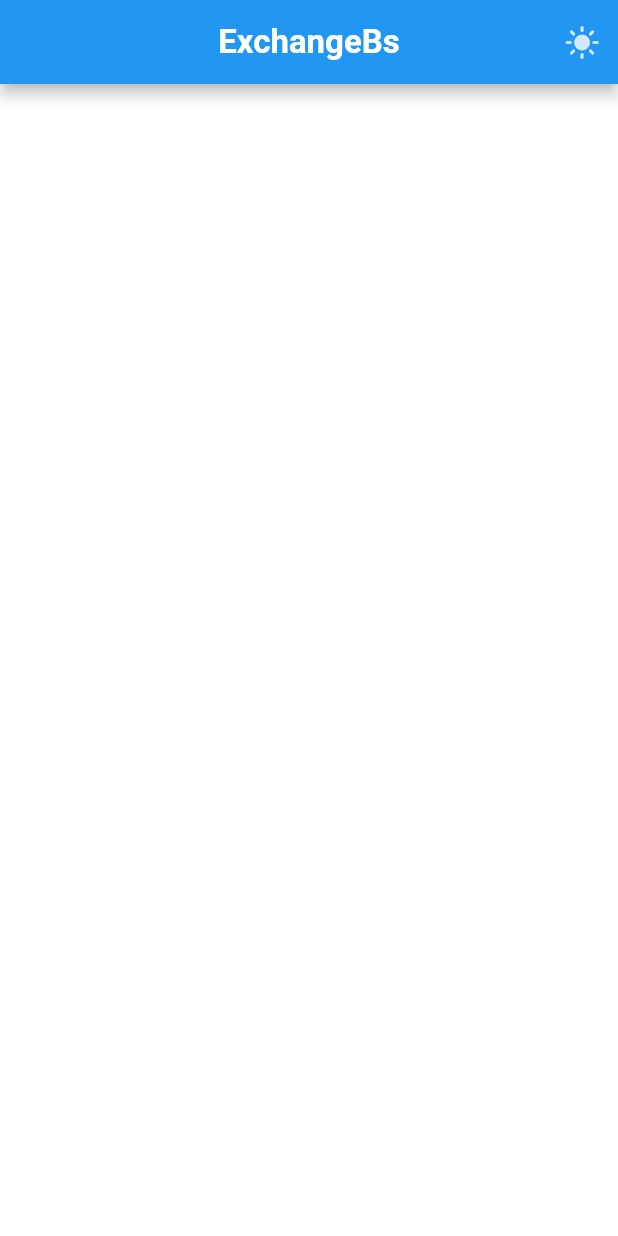
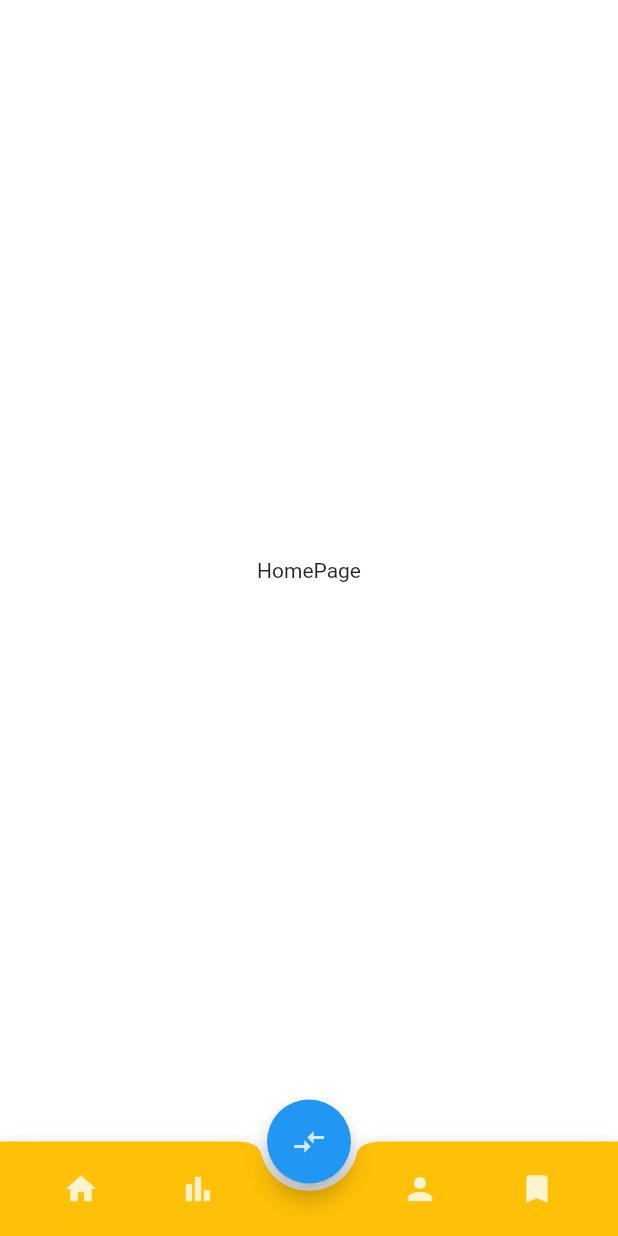
Before and after one commit to rezaabiri/flutter_coinmarket_provider, a Flutter app: the screen it shows after launch, on a phone screen of 412 x 824 dp. Run offline on Flutter 3.47's test engine with Material 2 defaults, Android fonts, the light colour scheme and no system bars; our stand-ins replace google_fonts; generated files the repository leaves out were written again; Roboto replaces fonts that are missing (Ubuntu).

Commit message:
افزودن باتم بار

```diff
--- a/lib/main.dart
+++ b/lib/main.dart
@@ -3,6 +3,7 @@ import 'package:flutter/material.dart';
 import 'package:flutter/services.dart';
 import 'package:flutter_localizations/flutter_localizations.dart';
 import 'package:project_provider/providers/ThemeProvider.dart';
+import 'package:project_provider/ui/MainWrapper.dart';
 import 'package:project_provider/ui/ui_helper/ThemeSwither.dart';
 import 'package:provider/provider.dart';
 import 'package:flutter_gen/gen_l10n/app_localizations.dart';
@@ -16,7 +17,21 @@ void main() {
   runApp(
     MultiProvider(
         providers: [ChangeNotifierProvider(create: (context) => ThemeProvider())],
-      child: const MyHomePage(),
+      child: const MaterialApp(
+        debugShowCheckedModeBanner: false,
+        locale: Locale('en'),
+        localizationsDelegates: [
+          AppLocalizations.delegate,
+          GlobalMaterialLocalizations.delegate,
+          GlobalWidgetsLocalizations.delegate,
+          GlobalCupertinoLocalizations.delegate,
+        ],
+        supportedLocales: [
+          Locale('en'), // English
+          Locale('fa'), // Spanish
+        ],
+        home: MyHomePage()
+      )
     )
   );
 }
@@ -37,27 +52,10 @@ class _MyHomePageState extends State<MyHomePage> {
           theme: MyThemes.liteTheme,
           darkTheme: MyThemes.darkTheme,
           debugShowCheckedModeBanner: false,
-          localizationsDelegates: const [
-            GlobalMaterialLocalizations.delegate,
-            GlobalWidgetsLocalizations.delegate,
-            GlobalCupertinoLocalizations.delegate,
-          ],
-          supportedLocales: const [
-            Locale('en'), // English
-            Locale('es'), // Spanish
-          ],
-          home: Directionality(
+
+          home: const Directionality(
             textDirection: TextDirection.ltr,
-            child: Scaffold(
-              appBar: AppBar(
-                actions: const [
-                  ThemeSwitcher()
-                ],
-                title: Text("ExchangeBs"),
-                centerTitle: true,
-              ),
-              body: Container(),
-            ),
+            child: MainWrapper(),
           ),
         );
       },
--- /dev/null
+++ b/lib/ui/HomePage.dart
@@ -0,0 +1,15 @@
+
+import 'package:flutter/material.dart';
+
+class HomePage extends StatelessWidget {
+  const HomePage({Key? key}) : super(key: key);
+
+  @override
+  Widget build(BuildContext context) {
+    return Scaffold(
+      body: Center(
+        child: Text("HomePage"),
+      ),
+    );
+  }
+}
--- /dev/null
+++ b/lib/ui/MainWrapper.dart
@@ -0,0 +1,38 @@
+
+import 'package:flutter/material.dart';
+import 'package:project_provider/main.dart';
+import 'package:project_provider/ui/HomePage.dart';
+import 'package:project_provider/ui/MarketViewPage.dart';
+import 'package:project_provider/ui/ProfilePage.dart';
+import 'package:project_provider/ui/WatchList.dart';
+import 'package:project_provider/ui/ui_helper/BottomNav.dart';
+
+class MainWrapper extends StatefulWidget {
+  const MainWrapper({Key? key}) : super(key: key);
+
+  @override
+  State<MainWrapper> createState() => _MainWrapperState();
+}
+
+class _MainWrapperState extends State<MainWrapper> {
+
+  final PageController _myPage = PageController(initialPage: 0);
+
+  @override
+  Widget build(BuildContext context) {
+    return Scaffold(
+      floatingActionButton: FloatingActionButton(onPressed: () {}, child: Icon(Icons.compare_arrows_outlined),),
+      floatingActionButtonLocation: FloatingActionButtonLocation.centerDocked,
+      bottomNavigationBar: BottomNav(controller: _myPage,),
+      body: PageView(
+        controller: _myPage,
+        children: const [
+          HomePage(),
+          MarketViewPage(),
+          ProfilePage(),
+          WatchList()
+        ],
+      ),
+    );
+  }
+}
--- /dev/null
+++ b/lib/ui/ui_helper/BottomNav.dart
@@ -0,0 +1,58 @@
+
+import 'package:flutter/material.dart';
+
+class BottomNav extends StatelessWidget {
+  PageController controller;
+  BottomNav({Key? key, required this.controller}) : super(key: key);
+
+  @override
+  Widget build(BuildContext context) {
+    return BottomAppBar(
+      shape: CircularNotchedRectangle(),
+      notchMargin: 5,
+      color: Colors.amber,
+      child: SizedBox(
+        height: 63,
+        child: Row(
+          mainAxisAlignment: MainAxisAlignment.spaceBetween,
+          children: [
+            SizedBox(
+              height: 50,
+              width: MediaQuery.of(context).size.width / 2 - 20,
+              child: Row(
+                mainAxisAlignment: MainAxisAlignment.spaceEvenly,
+                children: [
+                  IconButton(onPressed: (){
+                    controller.animateToPage(0, duration: const Duration(microseconds: 300), curve: Curves.easeInOut);
+                  }, icon: const Icon(Icons.home)),
+                  IconButton(onPressed: (){
+                    controller.animateToPage(1, duration: const Duration(microseconds: 300), curve: Curves.easeInOut);
+
+                  }, icon: const Icon(Icons.bar_chart)),
+                ],
+              ),
+            ),
+            SizedBox(
+              height: 50,
+              width: MediaQuery.of(context).size.width / 2 - 20,
+              child: Row(
+                mainAxisAlignment: MainAxisAlignment.spaceEvenly,
+                children: [
+                  IconButton(onPressed: (){
+                    controller.animateToPage(2, duration: const Duration(microseconds: 300), curve: Curves.easeInOut);
+
+                  }, icon: const Icon(Icons.person)),
+                  IconButton(onPressed: (){
+                    controller.animateToPage(3, duration: const Duration(microseconds: 300), curve: Curves.easeInOut);
+
+                  }, icon: const Icon(Icons.bookmark)),
+                ],
+              ),
+            ),
+
+          ],
+        ),
+      ),
+    );
+  }
+}
```
Also changed, not shown: lib/ui/MarketViewPage.dart (added, +15 -0 lines), lib/ui/ProfilePage.dart (added, +15 -0 lines), lib/ui/WatchList.dart (added, +15 -0 lines).
